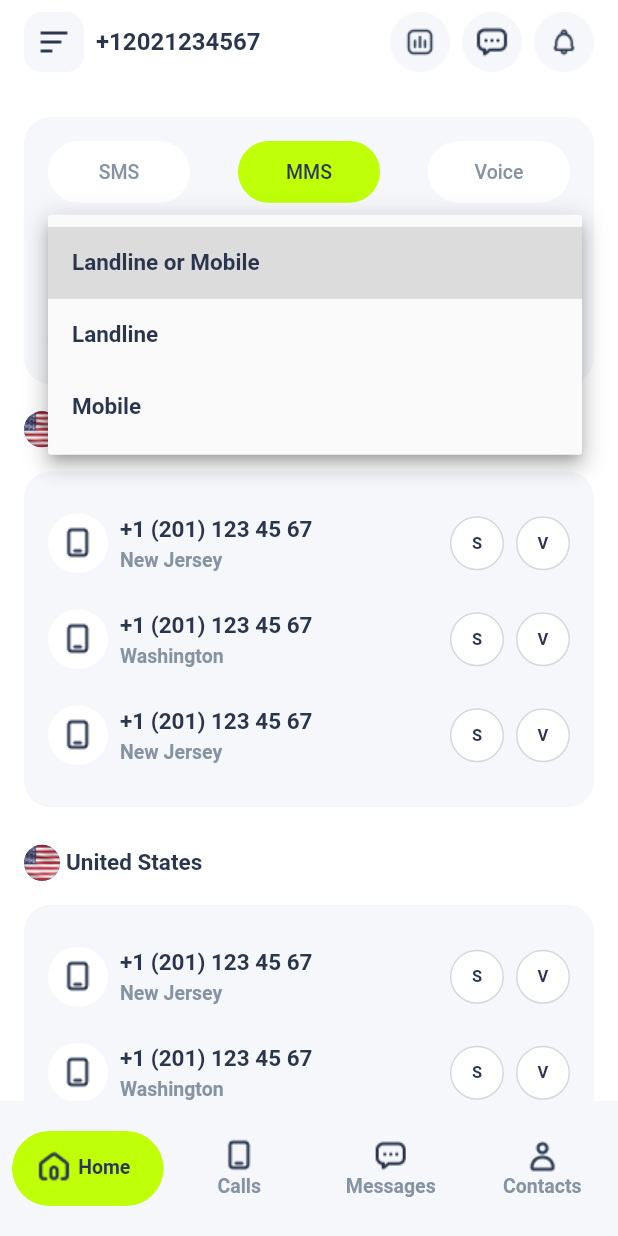
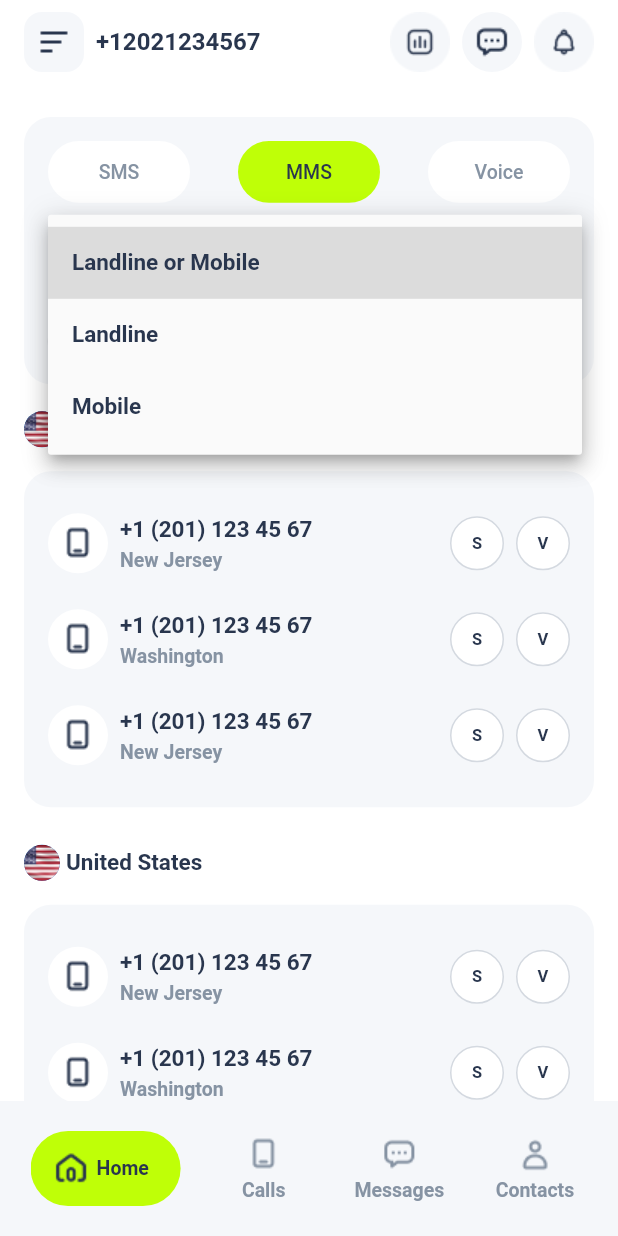
Before and after one commit to Badal96/Badals_task, a Flutter app: the screen it shows after launch, after a tap on "Landline or Mobile", on a phone screen of 412 x 824 dp. Run offline on Flutter 3.47's test engine with Material 2 defaults, Android fonts, the phone set to English and light mode, and no system bars; drawn by our look-alikes of auto_size_text; our stand-ins replace flutter_riverpod.

Commit message:
changed navigationbar

```diff
--- a/lib/view/main_screen/main_screen.dart
+++ b/lib/view/main_screen/main_screen.dart
@@ -1,4 +1,3 @@
-import 'package:auto_size_text/auto_size_text.dart';
 import 'package:badal_task/config/colors.dart';
 import 'package:badal_task/view/calls_page/calls_screen.dart';
 import 'package:badal_task/view/contacts_page/contacts_screen.dart';
@@ -7,6 +6,7 @@ import 'package:badal_task/view/messages_page/messages_screen.dart';
 import 'package:flutter/material.dart';
 
 import '../../../config/assets.dart';
+import '../../config/sizes.dart';
 
 enum MainMenu {
   home('Home', Assets.home),
@@ -23,161 +23,299 @@ class MainScreen extends StatefulWidget {
   const MainScreen({super.key});
 
   @override
-  State<MainScreen> createState() => _HomeScaffoldWithNavbar();
+  State<MainScreen> createState() => _MainScreen();
 }
 
-class _HomeScaffoldWithNavbar extends State<MainScreen>
-    with SingleTickerProviderStateMixin {
-  late TabController tabController;
-  final double toolBarHeight = 90;
-
-  @override
-  void initState() {
-    tabController = TabController(length: MainMenu.values.length, vsync: this);
-    super.initState();
+class _MainScreen extends State<MainScreen> {
+  int currentIndex = 0;
+  void changePage(int index) {
+    setState(() {
+      currentIndex = index;
+    });
   }
 
   @override
   Widget build(BuildContext context) {
     return Scaffold(
-      drawer: const Drawer(),
       bottomNavigationBar: Container(
+        height: 90,
         color: UIColors.background,
-        height: toolBarHeight,
-        child: Theme(
-          data: Theme.of(context).copyWith(
-              splashColor: Colors.transparent,
-              highlightColor: Colors.transparent),
-          child: TabBar(
-            padding: const EdgeInsets.only(left: 8),
-            controller: tabController,
-            indicator: _CustomIndicator(
-              indicatorColor: UIColors.appGreen,
-              padding: const EdgeInsets.only(bottom: 40),
-            ),
-            tabs: MainMenu.values
-                .map(
-                  (e) => _TabNavigationButton(
-                    tabController: tabController,
-                    item: e,
-                  ),
-                )
-                .toList(),
-          ),
+        child: Row(
+          mainAxisAlignment: MainAxisAlignment.spaceEvenly,
+          children: [
+            ...MainMenu.values.map(
+              (e) => NavbarItem(
+                  index: e.index,
+                  selected: currentIndex == e.index,
+                  icon: Image.asset(e.asset,
+                      color: currentIndex == e.index
+                          ? UIColors.textBold
+                          : UIColors.textLight),
+                  label: e.label,
+                  onTap: changePage),
+            )
+          ],
         ),
       ),
-      body: TabBarView(
-        controller: tabController,
-        children: const [
-          HomeScreen(),
-          CallsScreen(),
-          MessagesScreen(),
-          ContactsScreen(),
-        ],
+      body: _body(currentIndex),
+    );
+  }
+}
+
+Widget _body(int index) {
+  switch (index) {
+    case 0:
+      return const HomeScreen();
+
+    case 1:
+      return const CallsScreen();
+
+    case 2:
+      return const MessagesScreen();
+    case 3:
+      return const ContactsScreen();
+  }
+  return const HomeScreen();
+}
+
+class NavbarItem extends StatelessWidget {
+  final int index;
+  final Widget icon;
+  final String label;
+  final bool selected;
+  final void Function(int index) onTap;
+  const NavbarItem(
+      {super.key,
+      required this.index,
+      required this.selected,
+      required this.icon,
+      required this.label,
+      required this.onTap});
+
+  @override
+  Widget build(BuildContext context) {
+    return GestureDetector(
+      onTap: () {
+        onTap(index);
+      },
+      child: AnimatedCrossFade(
+        reverseDuration: const Duration(milliseconds: 200),
+        duration: const Duration(milliseconds: 200),
+        crossFadeState:
+            selected ? CrossFadeState.showSecond : CrossFadeState.showFirst,
+        secondChild: Container(
+          height: 50,
+          constraints: const BoxConstraints(minWidth: 60, maxWidth: 100),
+          padding: const EdgeInsets.symmetric(horizontal: 15),
+          decoration: BoxDecoration(
+              borderRadius: BorderRadius.circular(100),
+              color: UIColors.appGreen),
+          child:
+              Row(mainAxisAlignment: MainAxisAlignment.spaceEvenly, children: [
+            icon,
+            const SizedBox(
+              width: 5,
+            ),
+            Expanded(
+              child: FittedBox(
+                fit: BoxFit.scaleDown,
+                alignment: Alignment.centerLeft,
+                child: Text(
+                  label,
+                  overflow: TextOverflow.ellipsis,
+                  style: const TextStyle(
+                      color: UIColors.textBold,
+                      fontSize: 13,
+                      fontWeight: FontWeight.w700),
+                ),
+              ),
+            ),
+          ]),
+        ),
+        firstChild: Container(
+          width: 70,
+          constraints: const BoxConstraints(maxWidth: 100),
+          decoration: BoxDecoration(
+              borderRadius: BorderRadius.circular(100),
+              color: UIColors.background),
+          child: Column(mainAxisSize: MainAxisSize.min, children: [
+            icon,
+            UISize.xsmVertical,
+            Text(
+              label,
+              style: const TextStyle(
+                  fontSize: 13,
+                  fontWeight: FontWeight.w700,
+                  color: UIColors.textLight),
+            )
+          ]),
+        ),
       ),
     );
   }
 }
 
-class _TabNavigationButton extends StatelessWidget {
-  final TabController tabController;
-  final MainMenu item;
-  const _TabNavigationButton({
-    required this.tabController,
-    required this.item,
-  });
+// Navigation with TabBar
 
-  @override
-  Widget build(BuildContext context) {
-    return AnimatedBuilder(
-        animation: tabController,
-        builder: (context, child) {
-          final selected = tabController.index == item.index;
-          final label = AutoSizeText(
-            item.label,
-            maxLines: 1,
-            minFontSize: 9,
-            style: TextStyle(
-              fontSize: 13,
-              color: selected ? UIColors.textBold : UIColors.textLight,
-              fontWeight: FontWeight.w700,
-            ),
-          );
-          final icon = Image.asset(
-            item.asset,
-            color: UIColors.textBold,
-          );
+// class MainScreen extends StatefulWidget {
+//   const MainScreen({super.key});
 
-          if (selected) {
-            return Row(
-              children: [
-                icon,
-                const Spacer(flex: 1),
-                Flexible(
-                  flex: 10,
-                  child: label,
-                )
-              ],
-            );
-          }
-          return Column(
-            mainAxisAlignment: MainAxisAlignment.center,
-            children: [
-              icon,
-              label,
-            ],
-          );
-        });
-  }
-}
+//   @override
+//   State<MainScreen> createState() => _HomeScaffoldWithNavbar();
+// }
 
-class _CustomIndicator extends Decoration {
-  final BoxPainter _painter;
-  final Color indicatorColor;
-  @override
-  final EdgeInsets padding;
+// class _HomeScaffoldWithNavbar extends State<MainScreen>
+//     with SingleTickerProviderStateMixin {
+//   late TabController tabController;
+//   final double toolBarHeight = 90;
 
-  _CustomIndicator({
-    required this.indicatorColor,
-    this.padding = EdgeInsets.zero,
-  }) : _painter = _IndicatorBox(
-          indicatorColor,
-          padding,
-        );
+//   @override
+//   void initState() {
+//     tabController = TabController(length: MainMenu.values.length, vsync: this);
+//     super.initState();
+//   }
 
-  @override
-  BoxPainter createBoxPainter([void Function()? onChanged]) {
-    return _painter;
-  }
-}
+//   @override
+//   Widget build(BuildContext context) {
+//     return Scaffold(
+//       drawer: const Drawer(),
+//       bottomNavigationBar: Container(
+//         color: UIColors.background,
+//         height: toolBarHeight,
+//         child: Theme(
+//           data: Theme.of(context).copyWith(
+//               splashColor: Colors.transparent,
+//               highlightColor: Colors.transparent),
+//           child: TabBar(
+//             padding: const EdgeInsets.only(left: 8),
+//             controller: tabController,
+//             indicator: _CustomIndicator(
+//               indicatorColor: UIColors.appGreen,
+//               padding: const EdgeInsets.only(bottom: 40),
+//             ),
+//             tabs: MainMenu.values
+//                 .map(
+//                   (e) => _TabNavigationButton(
+//                     tabController: tabController,
+//                     item: e,
+//                   ),
+//                 )
+//                 .toList(),
+//           ),
+//         ),
+//       ),
+//       body: TabBarView(
+//         controller: tabController,
+//         children: const [
+//           HomeScreen(),
+//           CallsScreen(),
+//           MessagesScreen(),
+//           ContactsScreen(),
+//         ],
+//       ),
+//     );
+//   }
+// }
 
-class _IndicatorBox extends BoxPainter {
-  final EdgeInsets padding;
-  final Color indicatorColor;
+// class _TabNavigationButton extends StatelessWidget {
+//   final TabController tabController;
+//   final MainMenu item;
+//   const _TabNavigationButton({
+//     required this.tabController,
+//     required this.item,
+//   });
 
-  _IndicatorBox(this.indicatorColor, this.padding);
+//   @override
+//   Widget build(BuildContext context) {
+//     return AnimatedBuilder(
+//         animation: tabController,
+//         builder: (context, child) {
+//           final selected = tabController.index == item.index;
+//           final label = AutoSizeText(
+//             item.label,
+//             maxLines: 1,
+//             minFontSize: 9,
+//             style: TextStyle(
+//               fontSize: 13,
+//               color: selected ? UIColors.textBold : UIColors.textLight,
+//               fontWeight: FontWeight.w700,
+//             ),
+//           );
+//           final icon = Image.asset(
+//             item.asset,
+//             color: UIColors.textBold,
+//           );
 
-  @override
-  void paint(Canvas canvas, Offset offset, ImageConfiguration configuration) {
-    Paint paint = Paint()
-      ..color = indicatorColor
-      ..strokeWidth = 3.5;
+//           if (selected) {
+//             return Row(
+//               children: [
+//                 icon,
+//                 const Spacer(flex: 1),
+//                 Flexible(
+//                   flex: 10,
+//                   child: label,
+//                 )
+//               ],
+//             );
+//           }
+//           return Column(
+//             mainAxisAlignment: MainAxisAlignment.center,
+//             children: [
+//               icon,
+//               label,
+//             ],
+//           );
+//         });
+//   }
+// }
 
-    canvas.translate(
-      offset.dx,
-      offset.dy,
-    );
-    final height = configuration.size!.height - padding.vertical;
-    final width = configuration.size!.width - padding.horizontal;
+// class _CustomIndicator extends Decoration {
+//   final BoxPainter _painter;
+//   final Color indicatorColor;
+//   @override
+//   final EdgeInsets padding;
 
-    canvas.drawRRect(
-        RRect.fromRectAndRadius(
-            Rect.fromCenter(
-                center: Offset(configuration.size!.width / 2,
-                    configuration.size!.height / 2),
-                width: width,
-                height: height),
-            const Radius.circular(100)),
-        paint);
-  }
-}
+//   _CustomIndicator({
+//     required this.indicatorColor,
+//     this.padding = EdgeInsets.zero,
+//   }) : _painter = _IndicatorBox(
+//           indicatorColor,
+//           padding,
+//         );
+
+//   @override
+//   BoxPainter createBoxPainter([void Function()? onChanged]) {
+//     return _painter;
+//   }
+// }
+
+// class _IndicatorBox extends BoxPainter {
+//   final EdgeInsets padding;
+//   final Color indicatorColor;
+
+//   _IndicatorBox(this.indicatorColor, this.padding);
+
+//   @override
+//   void paint(Canvas canvas, Offset offset, ImageConfiguration configuration) {
+//     Paint paint = Paint()
+//       ..color = indicatorColor
+//       ..strokeWidth = 3.5;
+
+//     canvas.translate(
+//       offset.dx,
+//       offset.dy,
+//     );
+//     final height = configuration.size!.height - padding.vertical;
+//     final width = configuration.size!.width - padding.horizontal;
+
+//     canvas.drawRRect(
+//         RRect.fromRectAndRadius(
+//             Rect.fromCenter(
+//                 center: Offset(configuration.size!.width / 2,
+//                     configuration.size!.height / 2),
+//                 width: width,
+//                 height: height),
+//             const Radius.circular(100)),
+//         paint);
+//   }
+// }
```
